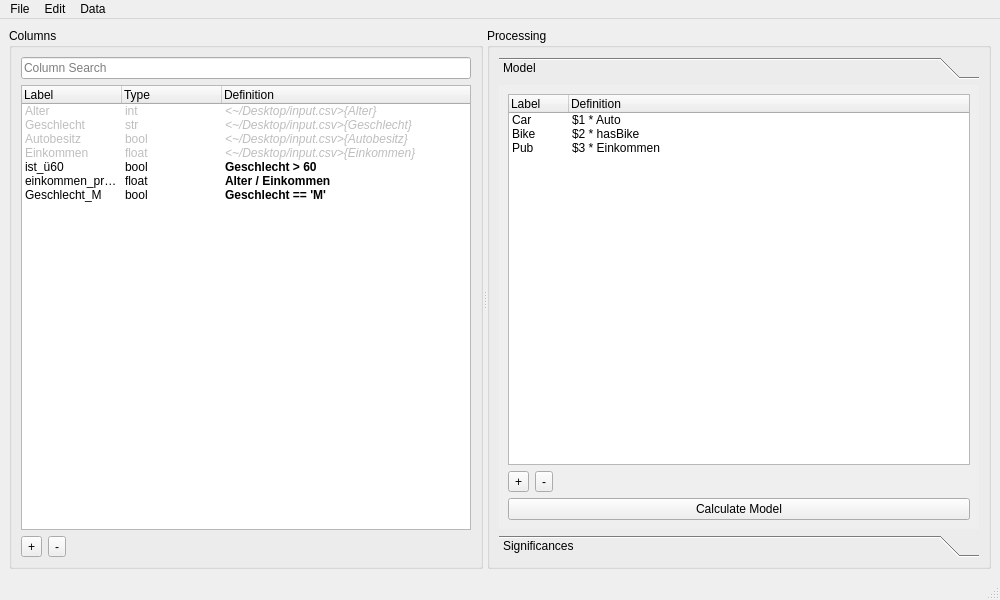
EinDamian/discrete-choice, file gui/mainwindow.ui: the form before one commit.
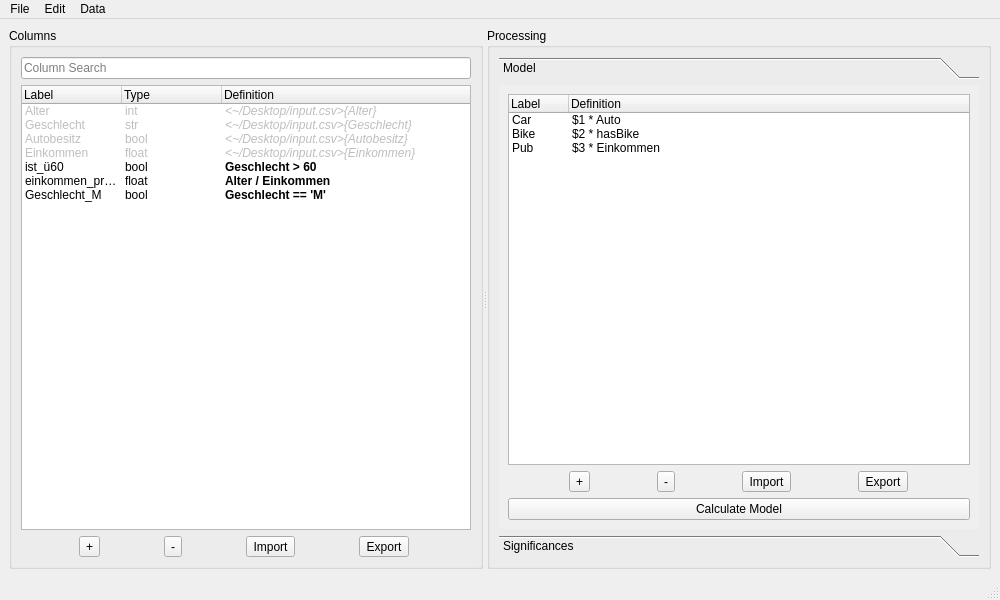
The form after the commit. The open tabs and pages were chosen to show the change. Icons and pictures are not drawn.

Commit message: Verbesserungen am GUI-Entwurf

Diff of the .ui file:
```diff
--- a/gui/mainwindow.ui
+++ b/gui/mainwindow.ui
@@ -198,22 +198,36 @@
          </widget>
         </item>
         <item>
-         <layout class="QFormLayout" name="layout_cols_tools">
-          <property name="formAlignment">
-           <set>Qt::AlignJustify|Qt::AlignTop</set>
-          </property>
-          <item row="0" column="0">
-           <widget class="QToolButton" name="button_add">
+         <layout class="QHBoxLayout" name="layout_cols_tools">
+          <item>
+           <widget class="QToolButton" name="button_add_col">
             <property name="text">
              <string>+</string>
             </property>
            </widget>
           </item>
-          <item row="0" column="1">
-           <widget class="QToolButton" name="button_remove">
+          <item>
+           <widget class="QToolButton" name="button_remove_col">
             <property name="text">
              <string>-</string>
             </property>
+            <property name="icon">
+             <iconset theme="list-remove"/>
+            </property>
+           </widget>
+          </item>
+          <item>
+           <widget class="QToolButton" name="button_import_col">
+            <property name="text">
+             <string>Import</string>
+            </property>
+           </widget>
+          </item>
+          <item>
+           <widget class="QToolButton" name="button_export_col">
+            <property name="text">
+             <string>Export</string>
+            </property>
            </widget>
           </item>
          </layout>
@@ -235,7 +249,7 @@
             <rect>
              <x>0</x>
              <y>0</y>
-             <width>151</width>
+             <width>474</width>
              <height>408</height>
             </rect>
            </property>
@@ -294,22 +308,36 @@
              </widget>
             </item>
             <item>
-             <layout class="QFormLayout" name="layout_model_tools">
-              <property name="formAlignment">
-               <set>Qt::AlignJustify|Qt::AlignTop</set>
-              </property>
-              <item row="0" column="0">
+             <layout class="QHBoxLayout" name="layout_model_tools">
+              <item>
                <widget class="QToolButton" name="button_add_modelentry">
                 <property name="text">
                  <string>+</string>
                 </property>
                </widget>
               </item>
-              <item row="0" column="1">
+              <item>
                <widget class="QToolButton" name="button_remove_modelentry">
                 <property name="text">
                  <string>-</string>
                 </property>
+                <property name="icon">
+                 <iconset theme="list-remove"/>
+                </property>
+               </widget>
+              </item>
+              <item>
+               <widget class="QToolButton" name="button_import_modelentry">
+                <property name="text">
+                 <string>Import</string>
+                </property>
+               </widget>
+              </item>
+              <item>
+               <widget class="QToolButton" name="button_export_modelentry">
+                <property name="text">
+                 <string>Export</string>
+                </property>
                </widget>
               </item>
              </layout>
```
Left out of the diff: 59 changed lines with no effect on the pictures. The commit also changes 1 other file.
